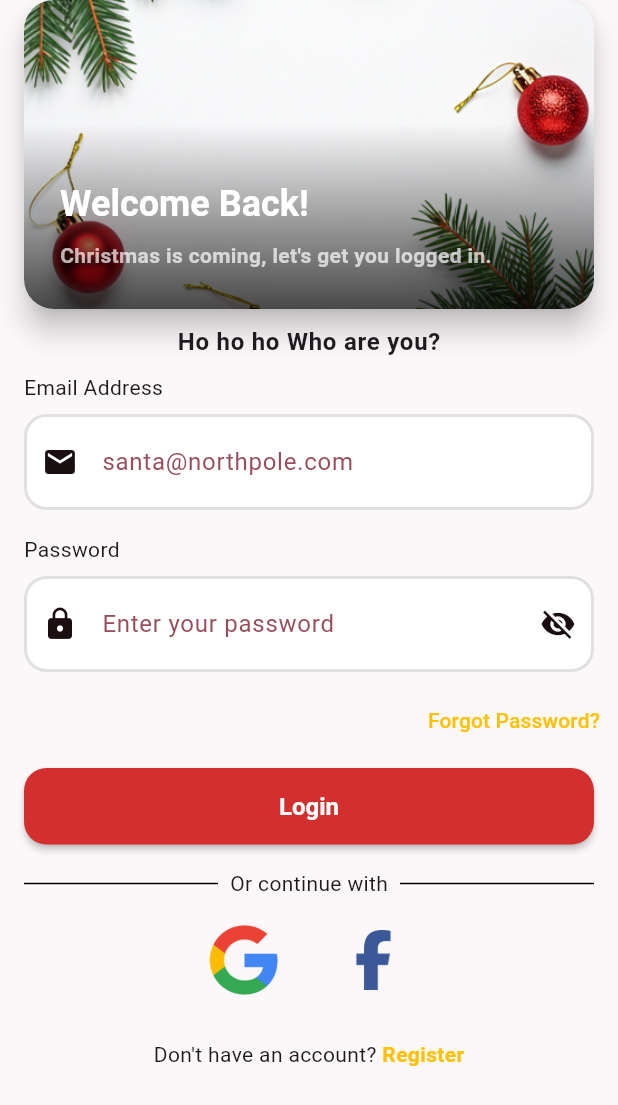
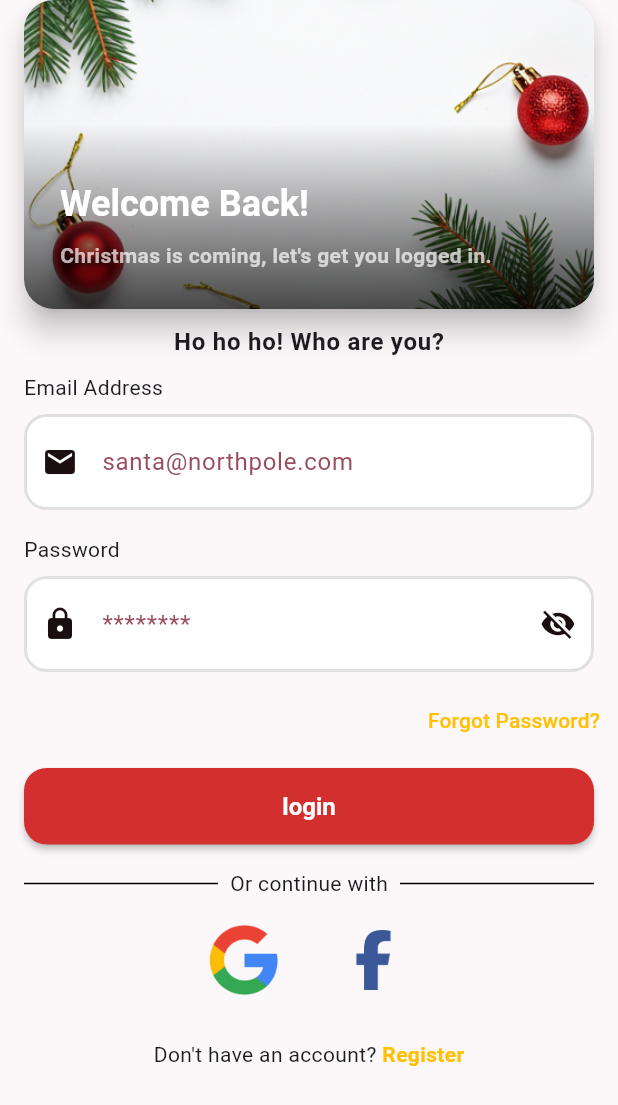
Before and after one commit to lukcza/secret-santa, a Flutter app: the screen it shows after launch, on a phone screen of 412 x 824 dp. Shown: the top 1105 px of the screen. Run offline on Flutter 3.47's test engine with Material 3 defaults, Android fonts, the phone set to English and light mode, and no system bars; our stand-ins replace cloud_firestore, equatable, firebase_auth, firebase_core, flutter_bloc, fpdart and 1 more; accounts and stored records are empty.

Commit message:
feat(auth): add registration page and improve login flow
- Add new RegisterPage with form validation and BLoC integration
- Convert AuthField to StatefulWidget with password visibility toggle
- Create reusable AuthButton widget
- Update LoginPage with proper state handling (loading, error, success)
- Add new localization keys for registration and login
- Remove Polish translations (app_pl.arb) - English only for now
- Add go_router dependency for navigation
- Replace hardcoded strings with localized text in widgets

```diff
--- a/lib/core/l10n/app_localizations.dart
+++ b/lib/core/l10n/app_localizations.dart
@@ -6,7 +6,6 @@ import 'package:flutter_localizations/flutter_localizations.dart';
 import 'package:intl/intl.dart' as intl;
 
 import 'app_localizations_en.dart';
-import 'app_localizations_pl.dart';
 
 // ignore_for_file: type=lint
 
@@ -93,15 +92,12 @@ abstract class AppLocalizations {
       ];
 
   /// A list of this localizations delegate's supported locales.
-  static const List<Locale> supportedLocales = <Locale>[
-    Locale('en'),
-    Locale('pl'),
-  ];
+  static const List<Locale> supportedLocales = <Locale>[Locale('en')];
 
   /// No description provided for @loginTitle.
   ///
   /// In en, this message translates to:
-  /// **'Ho ho ho!\nWho are you?'**
+  /// **'Ho ho ho! Who are you?'**
   String get loginTitle;
 
   /// No description provided for @emailLabel.
@@ -116,16 +112,22 @@ abstract class AppLocalizations {
   /// **'Password'**
   String get passwordLabel;
 
-  /// No description provided for @signInButton.
+  /// No description provided for @loginButton.
   ///
   /// In en, this message translates to:
-  /// **'Sign In'**
-  String get signInButton;
+  /// **'login'**
+  String get loginButton;
+
+  /// No description provided for @registerLinkText.
+  ///
+  /// In en, this message translates to:
+  /// **'Don\'t have an account? '**
+  String get registerLinkText;
 
   /// No description provided for @registerLink.
   ///
   /// In en, this message translates to:
-  /// **'Don\'t have an account? Sign Up'**
+  /// **'Register'**
   String get registerLink;
 
   /// No description provided for @errorEmptyEmail.
@@ -145,6 +147,108 @@ abstract class AppLocalizations {
   /// In en, this message translates to:
   /// **'Merry Christmas!'**
   String get welcomeImageText;
+
+  /// No description provided for @forgotPassword.
+  ///
+  /// In en, this message translates to:
+  /// **'Forgot Password?'**
+  String get forgotPassword;
+
+  /// No description provided for @login.
+  ///
+  /// In en, this message translates to:
+  /// **'Login'**
+  String get login;
+
+  /// No description provided for @continueWith.
+  ///
+  /// In en, this message translates to:
+  /// **'Or continue with'**
+  String get continueWith;
+
+  /// No description provided for @unknownError.
+  ///
+  /// In en, this message translates to:
+  /// **'An unknown error occurred.'**
+  String get unknownError;
+
+  /// No description provided for @cardTitle.
+  ///
+  /// In en, this message translates to:
+  /// **'Welcome Back!'**
+  String get cardTitle;
+
+  /// No description provided for @cardSubtitle.
+  ///
+  /// In en, this message translates to:
+  /// **'Christmas is coming, let\'s get you logged in.'**
+  String get cardSubtitle;
+
+  /// No description provided for @loginSuccess.
+  ///
+  /// In en, this message translates to:
+  /// **'Successfully logged in!'**
+  String get loginSuccess;
+
+  /// No description provided for @registerAppBarTitle.
+  ///
+  /// In en, this message translates to:
+  /// **'Register'**
+  String get registerAppBarTitle;
+
+  /// No description provided for @registerTitle.
+  ///
+  /// In en, this message translates to:
+  /// **'Become a Secret Santa'**
+  String get registerTitle;
+
+  /// No description provided for @registerSubTitle.
+  ///
+  /// In en, this message translates to:
+  /// **'Join the fun and start exchanging gifts today!'**
+  String get registerSubTitle;
+
+  /// No description provided for @confirmPasswordLabel.
+  ///
+  /// In en, this message translates to:
+  /// **'Confirm Password'**
+  String get confirmPasswordLabel;
+
+  /// No description provided for @nameLabel.
+  ///
+  /// In en, this message translates to:
+  /// **'Full Name'**
+  String get nameLabel;
+
+  /// No description provided for @termsAndConditionsLabel.
+  ///
+  /// In en, this message translates to:
+  /// **'I agree to the '**
+  String get termsAndConditionsLabel;
+
+  /// No description provided for @termsAndConditionsLink.
+  ///
+  /// In en, this message translates to:
+  /// **'Terms and Conditions'**
+  String get termsAndConditionsLink;
+
+  /// No description provided for @registerButton.
+  ///
+  /// In en, this message translates to:
+  /// **'Sign Up'**
+  String get registerButton;
+
+  /// No description provided for @registerSuccess.
+  ///
+  /// In en, this message translates to:
+  /// **'Registration successful! Please log in.'**
+  String get registerSuccess;
+
+  /// No description provided for @passwordsDoNotMatchError.
+  ///
+  /// In en, this message translates to:
+  /// **'Passwords do not match.'**
+  String get passwordsDoNotMatchError;
 }
 
 class _AppLocalizationsDelegate
@@ -158,7 +262,7 @@ class _AppLocalizationsDelegate
 
   @override
   bool isSupported(Locale locale) =>
-      <String>['en', 'pl'].contains(locale.languageCode);
+      <String>['en'].contains(locale.languageCode);
 
   @override
   bool shouldReload(_AppLocalizationsDelegate old) => false;
@@ -169,8 +273,6 @@ AppLocalizations lookupAppLocalizations(Locale locale) {
   switch (locale.languageCode) {
     case 'en':
       return AppLocalizationsEn();
-    case 'pl':
-      return AppLocalizationsPl();
   }
 
   throw FlutterError(
--- a/lib/features/auth/presentation/pages/auth_wrapper.dart
+++ b/lib/features/auth/presentation/pages/auth_wrapper.dart
@@ -16,11 +16,6 @@ const AuthWrapper({ Key? key }) : super(key: key);
             body: Center(child: Text("Jesteś zalogowany! (Tu będzie HomePage)")),
           );
         }
-        if(state.status == AuthStatus.loading){
-          return const Scaffold(
-            body: Center(child: CircularProgressIndicator()),
-          );
-        }
         return LoginPage();
       }
     );
--- a/lib/features/auth/presentation/pages/login_page.dart
+++ b/lib/features/auth/presentation/pages/login_page.dart
@@ -1,16 +1,41 @@
 import 'package:flutter/material.dart';
 import 'package:flutter_bloc/flutter_bloc.dart';
-import 'package:fpdart/fpdart.dart';
+import 'package:fpdart/fpdart.dart' hide State;
+import 'package:secret_santa/core/extensions/context_extension.dart';
 import 'package:secret_santa/features/auth/presentation/bloc/auth_bloc.dart';
+import 'package:secret_santa/features/auth/presentation/bloc/auth_event.dart';
 import 'package:secret_santa/features/auth/presentation/bloc/auth_state.dart';
+import 'package:secret_santa/features/auth/presentation/pages/auth_wrapper.dart';
+import 'package:secret_santa/features/auth/presentation/widgets/auth_button.dart';
 import 'package:secret_santa/features/auth/presentation/widgets/auth_field.dart';
 import 'package:secret_santa/features/auth/presentation/widgets/login_divider.dart';
 import 'package:secret_santa/features/auth/presentation/widgets/login_header_card.dart';
 
-class LoginPage extends StatelessWidget {
+class LoginPage extends StatefulWidget {
   LoginPage({super.key});
+
+  @override
+  State<LoginPage> createState() => _LoginPageState();
+}
+
+class _LoginPageState extends State<LoginPage> {
   final TextEditingController _emailController = TextEditingController();
+
   final TextEditingController _passwordController = TextEditingController();
+  @override
+  void dispose() {
+    super.dispose();
+    _emailController.dispose();
+    _passwordController.dispose();
+  }
+
+  Future<void> onPressedLoginButton(BuildContext context) async {
+    final email = _emailController.text.trim();
+    final password = _passwordController.text.trim();
+    context.read<AuthBloc>().add(
+          AuthSignInRequested(email: email, password: password),
+        );
+  }
 
   @override
   Widget build(BuildContext context) {
@@ -19,7 +44,14 @@ class LoginPage extends StatelessWidget {
         if (state.status == AuthStatus.error) {
           ScaffoldMessenger.of(context).showSnackBar(
             SnackBar(
-              content: Text(state.errorMessage ?? 'An unknown error occurred'),
+              content: Text(state.errorMessage ?? context.loc.unknownError),
+            ),
+          );
+        }
+        if (state.status == AuthStatus.authenticated) {
+          ScaffoldMessenger.of(context).showSnackBar(
+            SnackBar(
+              content: Text(context.loc.loginSuccess),
             ),
           );
         }
@@ -34,14 +66,14 @@ class LoginPage extends StatelessWidget {
                 Container(
                   margin: const EdgeInsets.only(top:10,),
                   child: Text(
-                    "Ho ho ho Who are you?",
+                    context.loc.loginTitle,
                     style: Theme.of(context).textTheme.bodyLarge?.copyWith(
                           fontWeight: FontWeight.bold,
                     ),
                   ),
                 ),
                 AuthField(
-                  labelText: "Email Address",
+                  labelText: context.loc.emailLabel,
                   hintText: "santa@northpole.com",
                   controller: _emailController,
                   isEmailField: true,
@@ -51,8 +83,8 @@ class LoginPage extends StatelessWidget {
                   controller: _passwordController,
                   isPasswordField: true,
                   prefixIcon: const Icon(Icons.lock),
-                  labelText: "Password",
-                  hintText: "Enter your password",
+                  labelText: context.loc.passwordLabel,
+                  hintText: "********",
                   suffixIcon: const Icon(Icons.visibility_off),
                 ),
                 Row(
@@ -61,7 +93,7 @@ class LoginPage extends StatelessWidget {
                     TextButton(
                       onPressed: () => debugPrint("Forgot Password clicked"),
                       child: Text(
-                        "Forgot Password?",
+                        context.loc.forgotPassword,
                         style: TextStyle(
                           color: Theme.of(context).colorScheme.tertiary,
                         ),
@@ -69,18 +101,14 @@ class LoginPage extends StatelessWidget {
                     ),
                   ],
                 ),
-                Container(
-                  margin: const EdgeInsets.symmetric(
-                    horizontal: 16,
-                    vertical: 8,
-                  ),
-                  child: ElevatedButton(
-                    style: ElevatedButton.styleFrom(
-                      minimumSize: const Size(double.infinity, 50),
-                    ),
-                    onPressed: () => debugPrint("Login clicked"),
-                    child: Text("Login"),
-                  ),
+                BlocBuilder<AuthBloc, AuthState>(
+                  builder: (context, state) {
+                    if(state.status == AuthStatus.loading){
+                      return const CircularProgressIndicator();
+                    }
+
+                    return AuthButton(onPressed: () => onPressedLoginButton(context), buttonText: context.loc.loginButton);
+                  }
                 ),
                 LoginDivider(),
                 Row(
@@ -113,13 +141,13 @@ class LoginPage extends StatelessWidget {
                   mainAxisAlignment: MainAxisAlignment.center,
                   children: [
                     Text(
-                      "Don't have an account? ",
+                      context.loc.registerLinkText,
                       style: Theme.of(context).textTheme.bodyMedium,
                     ),
                     GestureDetector(
                       onTap: () => debugPrint("Navigate to Register Page"),
                       child: Text(
-                        "Register",
+                        context.loc.registerLink,
                         style: TextStyle(
                           color: Theme.of(context).colorScheme.tertiary,
                           fontWeight: FontWeight.bold,
--- a/lib/features/auth/presentation/widgets/auth_button.dart
+++ b/lib/features/auth/presentation/widgets/auth_button.dart
@@ -0,0 +1,24 @@
+import 'package:flutter/material.dart';
+import 'package:secret_santa/core/extensions/context_extension.dart';
+
+class AuthButton extends StatelessWidget {
+  const AuthButton({super.key, required this.onPressed, required this.buttonText});
+  final VoidCallback onPressed;
+  final String buttonText;
+  @override
+  Widget build(BuildContext context) {
+    return Container(
+      margin: const EdgeInsets.symmetric(horizontal: 16, vertical: 8),
+      child: ElevatedButton(
+        style: ElevatedButton.styleFrom(
+          minimumSize: const Size(double.infinity, 50),
+        ),
+        onPressed: () => {
+          print("Button pressed"),
+          onPressed()
+        },
+        child: Text(buttonText),
+      ),
+    );
+  }
+}
--- a/lib/features/auth/presentation/widgets/auth_field.dart
+++ b/lib/features/auth/presentation/widgets/auth_field.dart
@@ -1,6 +1,6 @@
 import 'package:flutter/material.dart';
 
-class AuthField extends StatelessWidget {
+class AuthField extends StatefulWidget {
   AuthField({
     super.key,
     this.labelText = '',
@@ -20,6 +20,15 @@ class AuthField extends StatelessWidget {
   final bool isPasswordField;
   final bool isEmailField;
   final bool isReapetPasswordField;
+
+  @override
+  State<AuthField> createState() => _AuthFieldState();
+}
+
+class _AuthFieldState extends State<AuthField> {
+  late bool isObscure =
+      widget.isPasswordField || widget.isReapetPasswordField ? true : false;
+
   @override
   Widget build(BuildContext context) {
     return Padding(
@@ -27,26 +36,39 @@ class AuthField extends StatelessWidget {
       child: Column(
         crossAxisAlignment: CrossAxisAlignment.start,
         children: [
-          if (labelText.isNotEmpty)
+          if (widget.labelText.isNotEmpty)
             Padding(
               padding: const EdgeInsets.only(bottom: 8),
               child: Text(
-                labelText,
+                widget.labelText,
                 style: Theme.of(context).textTheme.bodyMedium,
               ),
             ),
           TextField(
-            controller: controller,
-            keyboardType: isEmailField
-                ? TextInputType.emailAddress
-                : (isPasswordField || isReapetPasswordField)
+            controller: widget.controller,
+            keyboardType:
+                widget.isEmailField
+                    ? TextInputType.emailAddress
+                    : (widget.isPasswordField || widget.isReapetPasswordField)
                     ? TextInputType.visiblePassword
                     : TextInputType.text,
-            obscureText: isPasswordField || isReapetPasswordField,
+            obscureText: isObscure,
             decoration: InputDecoration(
-              prefixIcon: prefixIcon,
-              suffixIcon: isPasswordField || isReapetPasswordField ? suffixIcon : null,
-              hintText: hintText,
+              prefixIcon: widget.prefixIcon,
+              suffixIcon:
+                  widget.isPasswordField || widget.isReapetPasswordField
+                      ? IconButton(
+                        onPressed:
+                            () => setState(() {
+                              isObscure = !isObscure;
+                            }),
+                        icon:
+                            isObscure
+                                ? Icon(Icons.visibility_off)
+                                : Icon(Icons.visibility),
+                      )
+                      : null,
+              hintText: widget.hintText,
             ),
           ),
         ],
--- a/lib/features/auth/presentation/widgets/login_divider.dart
+++ b/lib/features/auth/presentation/widgets/login_divider.dart
@@ -1,4 +1,5 @@
 import 'package:flutter/material.dart';
+import 'package:secret_santa/core/extensions/context_extension.dart';
 
 class LoginDivider extends StatelessWidget {
   const LoginDivider({super.key});
@@ -15,7 +16,7 @@ class LoginDivider extends StatelessWidget {
           Padding(
             padding: const EdgeInsets.symmetric(horizontal: 8),
             child: Text(
-              "Or continue with",
+              context.loc.continueWith,
               style: Theme.of(context).textTheme.bodyMedium,
             ),
           ),
--- a/lib/features/auth/presentation/widgets/login_header_card.dart
+++ b/lib/features/auth/presentation/widgets/login_header_card.dart
@@ -1,4 +1,5 @@
 import 'package:flutter/material.dart';
+import 'package:secret_santa/core/extensions/context_extension.dart';
 
 class LoginHeaderCard extends StatelessWidget {
   const LoginHeaderCard({super.key});
@@ -47,16 +48,15 @@ class LoginHeaderCard extends StatelessWidget {
                 crossAxisAlignment: CrossAxisAlignment.start,
                 children: [
                   Text(
-                    "Welcome Back!",
+                    context.loc.cardTitle,
                     style: Theme.of(context).textTheme.headlineSmall?.copyWith(
                           color: Colors.white,
                           fontWeight: FontWeight.bold,
-
                         ),
                   ),
                   const SizedBox(height: 8),
                   Text(
-                    "Christmas is coming, let's get you logged in.",
+                    context.loc.cardSubtitle,
                     style: Theme.of(context).textTheme.bodyMedium?.copyWith(
                           color: Colors.white70,
                           fontWeight: FontWeight.bold,
--- a/pubspec.yaml
+++ b/pubspec.yaml
@@ -45,6 +45,7 @@ dependencies:
   flutter_localizations:
     sdk: flutter
   intl: ^0.20.2
+  go_router: ^17.0.0
 
 dev_dependencies:
   flutter_test:
```
Also changed, not shown: lib/core/l10n/app_en.arb (+22 -4 lines), lib/core/l10n/app_localizations_en.dart (+58 -3 lines), lib/core/l10n/app_localizations_pl.dart (deleted, +0 -34 lines), lib/core/l10n/app_pl.arb (deleted, +0 -10 lines), lib/features/auth/presentation/pages/register_page.dart (+130 -0 lines), pubspec.lock.
